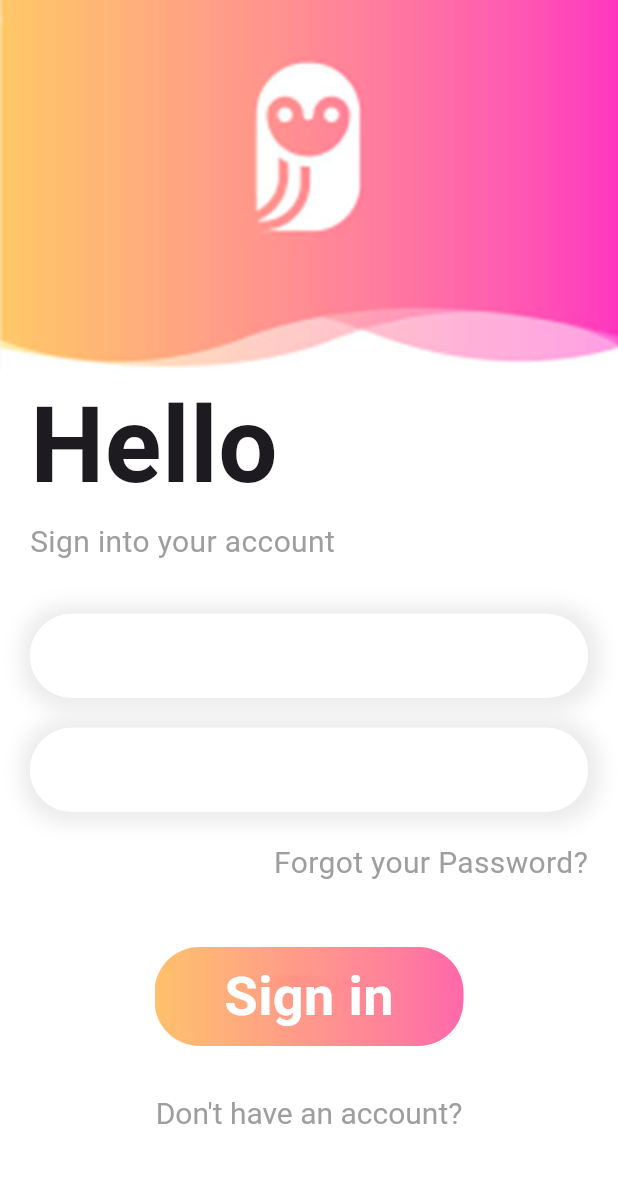
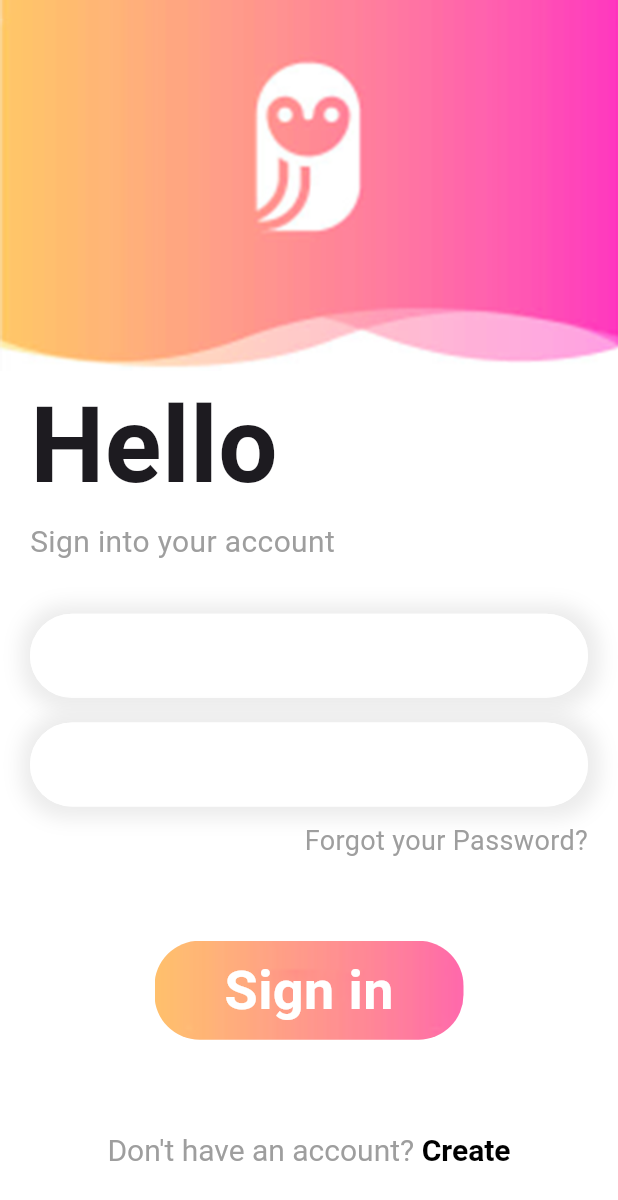
Before and after one commit to zyvix/simple_log, a Flutter app: the screen it shows after launch, on a phone screen of 412 x 824 dp. Shown: the top 1200 px of the screen. Run offline on Flutter 3.47's test engine with Material 2 defaults, Android fonts, the phone set to English and light mode, and no system bars.

Commit message:
render flex fixed

```diff
--- a/lib/login_page.dart
+++ b/lib/login_page.dart
@@ -14,6 +14,7 @@ class _LoginPageState extends State<LoginPage> {
     double h = MediaQuery.of(context).size.height;
     return Scaffold(
       backgroundColor: Colors.white,
+      resizeToAvoidBottomInset: false,
       body: Column(
         children: [
           Container(
@@ -84,7 +85,7 @@ class _LoginPageState extends State<LoginPage> {
                     ),
                   ),
                 ),
-                SizedBox(height: 20,),
+                SizedBox(height: h*0.02,),
                 Container(
                   decoration: BoxDecoration(
                       color: Colors.white,
@@ -120,14 +121,14 @@ class _LoginPageState extends State<LoginPage> {
                     ),
                   ),
                 ),
-                SizedBox(height: 20,),
+                SizedBox(height: 10,),
                 Row(
                   children: [
                     Expanded(child: Container(),),
                     Text(
                       "Forgot your Password?",
                       style: TextStyle(
-                          fontSize: 20,
+                          fontSize: 18,
                           color: Colors.grey[500]
                       ),
                     )
@@ -137,7 +138,7 @@ class _LoginPageState extends State<LoginPage> {
               ],
             ),
           ),
-          SizedBox(height: h*0.05,),
+          SizedBox(height: h*0.065,),
           Container(
             width: w*0.5,
             height: h*0.08,
@@ -161,13 +162,23 @@ class _LoginPageState extends State<LoginPage> {
               ),
             ),
           ),
-          SizedBox(height: w*0.08,),
+          SizedBox(height: h*0.075,),
           RichText(text: TextSpan(
             text: "Don't have an account?",
             style: TextStyle(
               color: Colors.grey[500],
               fontSize: 20
-            )
+            ),
+            children: const [
+              TextSpan(
+              text: " Create",
+              style: TextStyle(
+                  color: Colors.black,
+                  fontSize: 20,
+                  fontWeight: FontWeight.bold
+              )
+              )
+            ]
           ))
         ],
       ),
```
